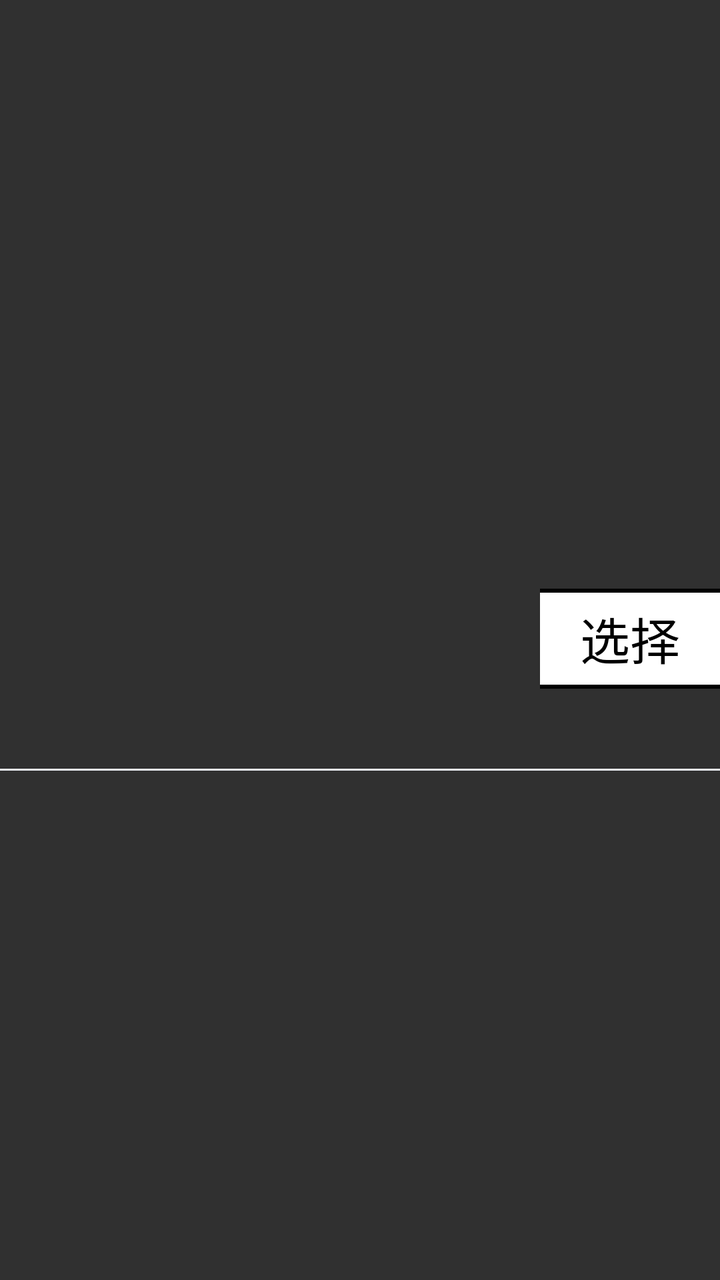
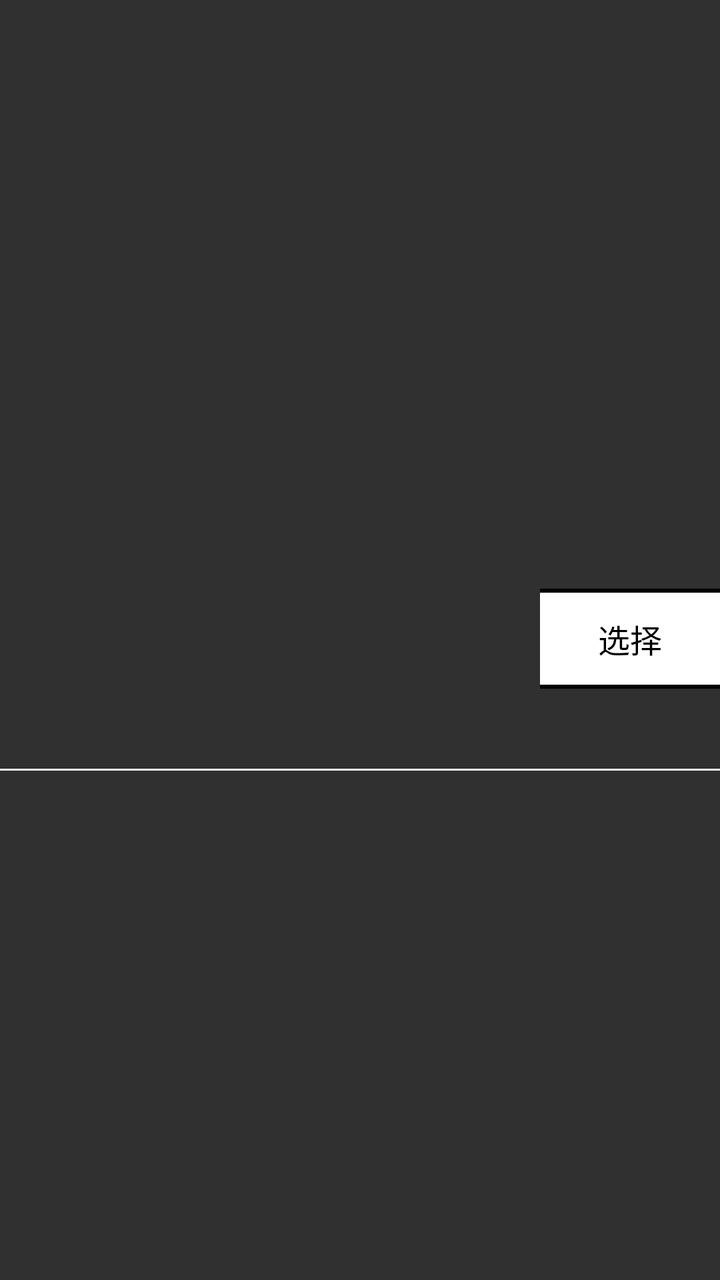

Two renders of the same Android screen: before a commit and after it. Below are the layout's source before the change and the commit's diff.
<!-- AndroidManifest.xml: application theme Base.Theme.UHMCS -->
<!-- res/layout/item_print_device.xml -->
<?xml version="1.0" encoding="utf-8"?>
<LinearLayout xmlns:android="http://schemas.android.com/apk/res/android"
    android:orientation="vertical"
    android:layout_width="match_parent"
    android:layout_height="wrap_content"
    android:layout_margin="5dp"
    android:gravity="center"
    android:id="@+id/item_shop_view">
    <LinearLayout
        android:layout_width="match_parent"
        android:layout_height="wrap_content"
        android:orientation="vertical">
        <LinearLayout
            android:gravity="center_vertical"
            android:paddingTop="20dp"
            android:paddingBottom="20dp"
            android:layout_width="match_parent"
            android:layout_height="wrap_content"
            android:orientation="horizontal">
            <TextView
                android:id="@+id/shebeimingcheng_tv"
                android:layout_width="0dp"
                android:layout_height="wrap_content"
                android:layout_weight="1"
                android:textSize="25dp"
                android:textColor="@color/black"
                android:text=""
                android:gravity="center"/>
            <TextView
                android:id="@+id/changshangid_tv"
                android:layout_width="0dp"
                android:layout_height="wrap_content"
                android:layout_weight="1"
                android:textSize="25dp"
                android:textColor="@color/black"
                android:text=""
                android:gravity="center"/>
            <TextView
                android:id="@+id/shebeiid_tv"
                android:layout_width="0dp"
                android:layout_height="wrap_content"
                android:layout_weight="1"
                android:textSize="25dp"
                android:textColor="@color/black"
                android:text=""
                android:gravity="center"/>
            <LinearLayout
                android:gravity="center"
                android:layout_width="0dp"
                android:layout_height="wrap_content"
                android:orientation="vertical"
                android:layout_weight="1">
                <TextView
                    android:id="@+id/xuanze_btn"
                    android:layout_width="140dp"
                    android:layout_margin="20dp"
                    android:layout_height="50dp"
                    android:background="@drawable/rounded_border"
                    android:layout_weight="1"
                    android:textSize="25dp"
                    android:textColor="@color/black"
                    android:text="@string/selection"
                    android:gravity="center"/>
            </LinearLayout>


        </LinearLayout>
        <View
            android:layout_width="match_parent"
            android:layout_height="1dp"
            android:background="#ebeef5" />
    </LinearLayout>
</LinearLayout>
<!-- resources referenced by this layout -->
<resources>
  <color name="black">#FF000000</color>
  <!-- drawable rounded_border (drawable) -->
  <shape xmlns:android="http://schemas.android.com/apk/res/android">
      <solid android:color="@color/white" /> 
      <corners android:radius="8dp" /> 
      <stroke android:width="2dp" android:color="@color/black" /> 
  </shape>
  <string name="selection">选择</string>
  <style name="Base.Theme.UHMCS" parent="Theme.AppCompat.NoActionBar">
          
          
          <item name="android:windowFullscreen">true</item>
          <item name="android:windowContentOverlay">@null</item>
          <item name="colorControlActivated">@color/black</item> 
  
  
  
  
      </style>
  <color name="white">#FFFFFFFF</color>
</resources>

<!-- the commit's change to res/layout/item_print_device.xml (unified diff, before → after) -->
@@ -22,7 +22,7 @@
                 android:layout_width="0dp"
                 android:layout_height="wrap_content"
                 android:layout_weight="1"
-                android:textSize="25dp"
+                android:textSize="16dp"
                 android:textColor="@color/black"
                 android:text=""
                 android:gravity="center"/>
@@ -31,7 +31,7 @@
                 android:layout_width="0dp"
                 android:layout_height="wrap_content"
                 android:layout_weight="1"
-                android:textSize="25dp"
+                android:textSize="16dp"
                 android:textColor="@color/black"
                 android:text=""
                 android:gravity="center"/>
@@ -40,7 +40,7 @@
                 android:layout_width="0dp"
                 android:layout_height="wrap_content"
                 android:layout_weight="1"
-                android:textSize="25dp"
+                android:textSize="16dp"
                 android:textColor="@color/black"
                 android:text=""
                 android:gravity="center"/>
@@ -57,7 +57,7 @@
                     android:layout_height="50dp"
                     android:background="@drawable/rounded_border"
                     android:layout_weight="1"
-                    android:textSize="25dp"
+                    android:textSize="16dp"
                     android:textColor="@color/black"
                     android:text="@string/selection"
                     android:gravity="center"/>
